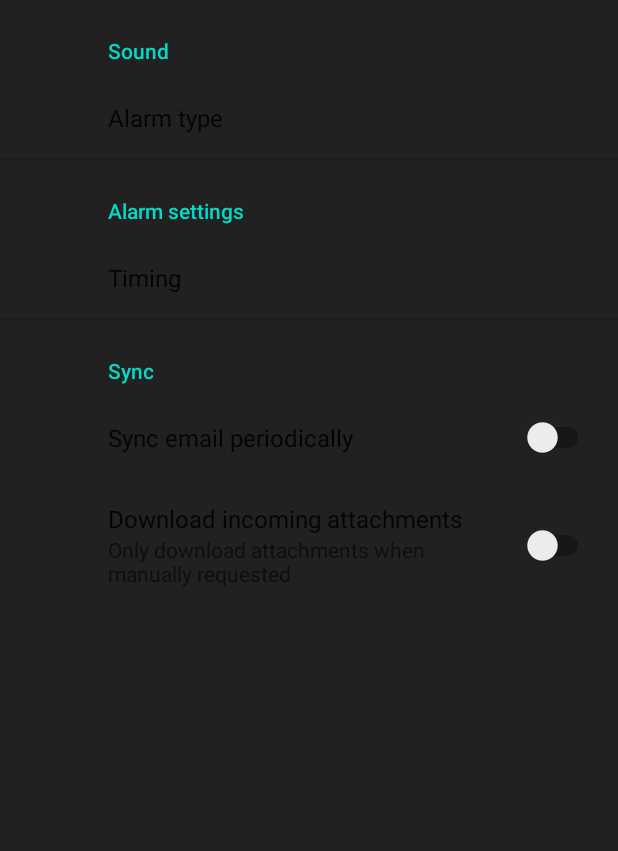
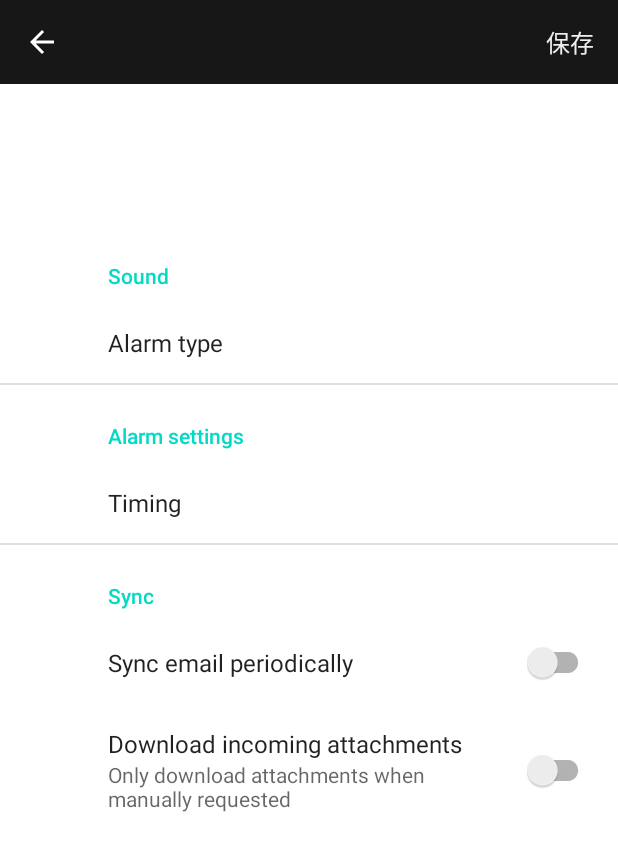
Before and after one commit to 0ga0takash1/Zekki_kaifi_alarm, an Android app: the screen it shows after launch (SettingsActivity), in the options menu, after a tap on "Settings", on a phone screen of 412 x 824 dp. Shown: the top 851 px of the screen. Run offline under Robolectric (Android 15) with nearby library versions, the phone set to English and light mode, and no system bars; our stand-ins replace androidx.preference.

Commit message:
アラーム鳴らす実装途中

```diff
--- a/app/src/main/java/zekki/kaihi/alarm/SettingsActivity.java
+++ b/app/src/main/java/zekki/kaihi/alarm/SettingsActivity.java
@@ -1,6 +1,9 @@
 package zekki.kaihi.alarm;
 
 import android.os.Bundle;
+import android.view.View;
+import android.widget.ImageView;
+import android.widget.TextView;
 
 import androidx.appcompat.app.ActionBar;
 import androidx.appcompat.app.AppCompatActivity;
@@ -18,11 +21,21 @@ public class SettingsActivity extends AppCompatActivity {
                     .replace(R.id.settings, new SettingsFragment())
                     .commit();
         }
-        ActionBar actionBar = getSupportActionBar();
-        if (actionBar != null) {
-            actionBar.setDisplayHomeAsUpEnabled(true);
-            actionBar.setTitle("設定");
-        }
+
+        ImageView back = findViewById(R.id.back_button_setting);
+        back.setOnClickListener(new View.OnClickListener() {
+            @Override
+            public void onClick(View view) {
+                finish();
+            }
+        });
+        TextView save = findViewById(R.id.save_button_setting);
+        save.setOnClickListener(new View.OnClickListener() {
+            @Override
+            public void onClick(View view) {
+                finish();
+            }
+        });
     }
 
     public static class SettingsFragment extends PreferenceFragmentCompat {
@@ -31,11 +44,4 @@ public class SettingsActivity extends AppCompatActivity {
             setPreferencesFromResource(R.xml.setting, rootKey);
         }
     }
-
-    @Override
-    public boolean onSupportNavigateUp() {
-        finish();
-
-        return super.onSupportNavigateUp();
-    }
 }
--- /dev/null
+++ b/app/src/main/res/drawable/ic_baseline_alarm_24.xml
@@ -0,0 +1,5 @@
+<vector android:height="24dp" android:tint="#212121"
+    android:viewportHeight="24" android:viewportWidth="24"
+    android:width="24dp" xmlns:android="http://schemas.android.com/apk/res/android">
+    <path android:fillColor="@android:color/white" android:pathData="M22,5.72l-4.6,-3.86 -1.29,1.53 4.6,3.86L22,5.72zM7.88,3.39L6.6,1.86 2,5.71l1.29,1.53 4.59,-3.85zM12.5,8L11,8v6l4.75,2.85 0.75,-1.23 -4,-2.37L12.5,8zM12,4c-4.97,0 -9,4.03 -9,9s4.02,9 9,9c4.97,0 9,-4.03 9,-9s-4.03,-9 -9,-9zM12,20c-3.87,0 -7,-3.13 -7,-7s3.13,-7 7,-7 7,3.13 7,7 -3.13,7 -7,7z"/>
+</vector>
--- a/app/src/main/res/layout/settings_activity.xml
+++ b/app/src/main/res/layout/settings_activity.xml
@@ -1,11 +1,66 @@
 <LinearLayout
     xmlns:android="http://schemas.android.com/apk/res/android"
+    xmlns:app="http://schemas.android.com/apk/res-auto"
+    xmlns:tools="http://schemas.android.com/tools"
     android:layout_width="match_parent"
-    android:layout_height="match_parent"
-    android:background="@color/black2">
+    android:layout_height="match_parent">
 
-    <FrameLayout
-        android:id="@+id/settings"
+
+    <androidx.constraintlayout.widget.ConstraintLayout
         android:layout_width="match_parent"
-        android:layout_height="match_parent" />
+        android:layout_height="match_parent">
+
+        <androidx.appcompat.widget.Toolbar
+            android:id="@+id/toolbar_setting"
+            android:layout_width="match_parent"
+            android:layout_height="wrap_content"
+            android:background="?attr/colorPrimary"
+            android:minHeight="?attr/actionBarSize"
+            android:theme="?attr/actionBarTheme"
+            app:contentInsetStart="0dp"
+            app:layout_constraintEnd_toEndOf="parent"
+            app:layout_constraintHorizontal_bias="0.5"
+            app:layout_constraintStart_toStartOf="parent"
+            app:layout_constraintTop_toTopOf="parent">
+
+            <androidx.constraintlayout.widget.ConstraintLayout
+                android:layout_width="match_parent"
+                android:layout_height="match_parent">
+
+                <ImageView
+                    android:id="@+id/back_button_setting"
+                    android:layout_width="wrap_content"
+                    android:layout_height="wrap_content"
+                    android:padding="16dp"
+                    app:layout_constraintBottom_toBottomOf="parent"
+                    app:layout_constraintStart_toStartOf="parent"
+                    app:layout_constraintTop_toTopOf="parent"
+                    app:srcCompat="@drawable/abc_vector_test" />
+
+                <TextView
+                    android:id="@+id/save_button_setting"
+                    android:layout_width="wrap_content"
+                    android:layout_height="wrap_content"
+                    android:padding="16dp"
+                    android:text="@string/SaveBottom"
+                    android:textColor="@color/white2"
+                    android:textSize="16sp"
+                    app:layout_constraintBottom_toBottomOf="parent"
+                    app:layout_constraintEnd_toEndOf="parent"
+                    app:layout_constraintTop_toTopOf="parent" />
+            </androidx.constraintlayout.widget.ConstraintLayout>
+        </androidx.appcompat.widget.Toolbar>
+
+        <FrameLayout
+            android:id="@+id/settings"
+            android:layout_width="match_parent"
+            android:layout_height="674dp"
+            app:layout_constraintBottom_toBottomOf="parent"
+            app:layout_constraintEnd_toEndOf="parent"
+            app:layout_constraintHorizontal_bias="0.5"
+            app:layout_constraintStart_toStartOf="parent">
+        </FrameLayout>
+
+
+    </androidx.constraintlayout.widget.ConstraintLayout>
 </LinearLayout>
--- a/app/src/main/res/values/colors.xml
+++ b/app/src/main/res/values/colors.xml
@@ -1,5 +1,6 @@
 <?xml version="1.0" encoding="utf-8"?>
 <resources>
+    <color name="invisible">#00000000</color>
     <color name="purple_200">#FFBB86FC</color>
     <color name="purple_500">#FF6200EE</color>
     <color name="purple_700">#FF3700B3</color>
--- a/app/src/main/res/values/strings.xml
+++ b/app/src/main/res/values/strings.xml
@@ -1,10 +1,13 @@
 <resources>
+    <string name="request_code">リクエストコード</string>
+    <string name="alarm_id">アラームID</string>
     <!--    <string name="app_name">Zekki_kaihi_alarm</string>-->
     <string name="app_name">絶起回避アラーム\nEXT-LARM</string>
     <string name="app_label_name">EXT-LARM</string>
     <string name="action_settings">Settings</string>
     <string name="action_delete">Delete</string>
     <string name="action_license">License</string>
+
     <!-- Strings used for fragments for navigation -->
     <string name="first_fragment_label">First Fragment</string>
     <string name="second_fragment_label">Second Fragment</string>
@@ -45,6 +48,10 @@
     <string name="SaveBottom">保存</string>
     <string name="AlarmTitleHint">アラームタイトルを入力</string>
     <string name="Next">次へ</string>
+    <string name="alarm_save_done">alarm save done.</string>
+
+    <!-- When alarm ring Activity -->
+    <string name="AlarmNameTag">このアラーム→</string>
     <!-- TODO: Remove or change this placeholder text -->
     <string name="hello_blank_fragment">Hello blank fragment</string>
 
```
Also changed, not shown: app/src/main/AndroidManifest.xml (+10 -7 lines), app/src/main/java/zekki/kaihi/alarm/AlarmReceiver.java (added, +22 -0 lines), app/src/main/java/zekki/kaihi/alarm/InputActivity.java (+55 -7 lines), app/src/main/java/zekki/kaihi/alarm/SoundService.java (added, +62 -0 lines), app/src/main/java/zekki/kaihi/alarm/Util.java (added, +72 -0 lines), app/src/main/java/zekki/kaihi/alarm/WhenAlarmRingActivity.java (added, +38 -0 lines), app/src/main/res/layout/activity_input2.xml (+5 -7 lines), app/src/main/res/layout/activity_when_alarm_ring.xml (added, +78 -0 lines), app/src/main/res/layout/alarm_list_layout.xml (+23 -13 lines), 2 other files.
